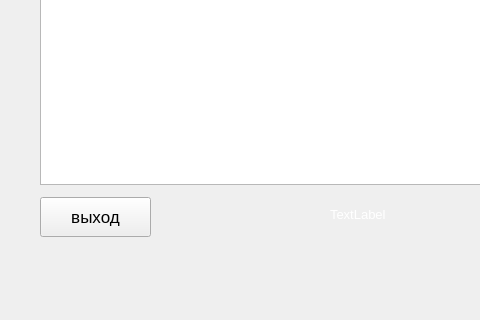
Above: form_game.ui from den-Master-2040/ClientChess before the change; both pictures show x 0 to 480 and y 370 to 690 of the 790 by 690 pixel window. Below: the same form after it.
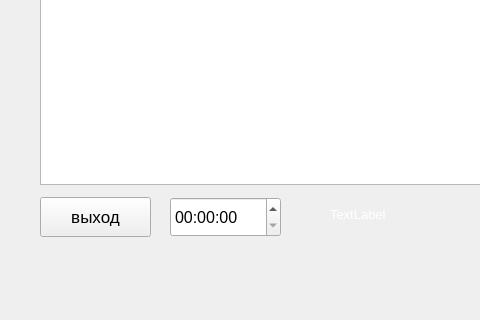
That is the form after the change.

Patch:
```diff
--- a/form_game.ui
+++ b/form_game.ui
@@ -128,6 +128,21 @@
 &lt;p style=&quot;-qt-paragraph-type:empty; margin-top:0px; margin-bottom:0px; margin-left:0px; margin-right:0px; -qt-block-indent:0; text-indent:0px;&quot;&gt;&lt;br /&gt;&lt;/p&gt;&lt;/body&gt;&lt;/html&gt;</string>
    </property>
   </widget>
+  <widget class="QTimeEdit" name="timeEdit">
+   <property name="geometry">
+    <rect>
+     <x>170</x>
+     <y>567</y>
+     <width>111</width>
+     <height>40</height>
+    </rect>
+   </property>
+   <property name="font">
+    <font>
+     <pointsize>12</pointsize>
+    </font>
+   </property>
+  </widget>
  </widget>
  <resources/>
  <connections/>
```
